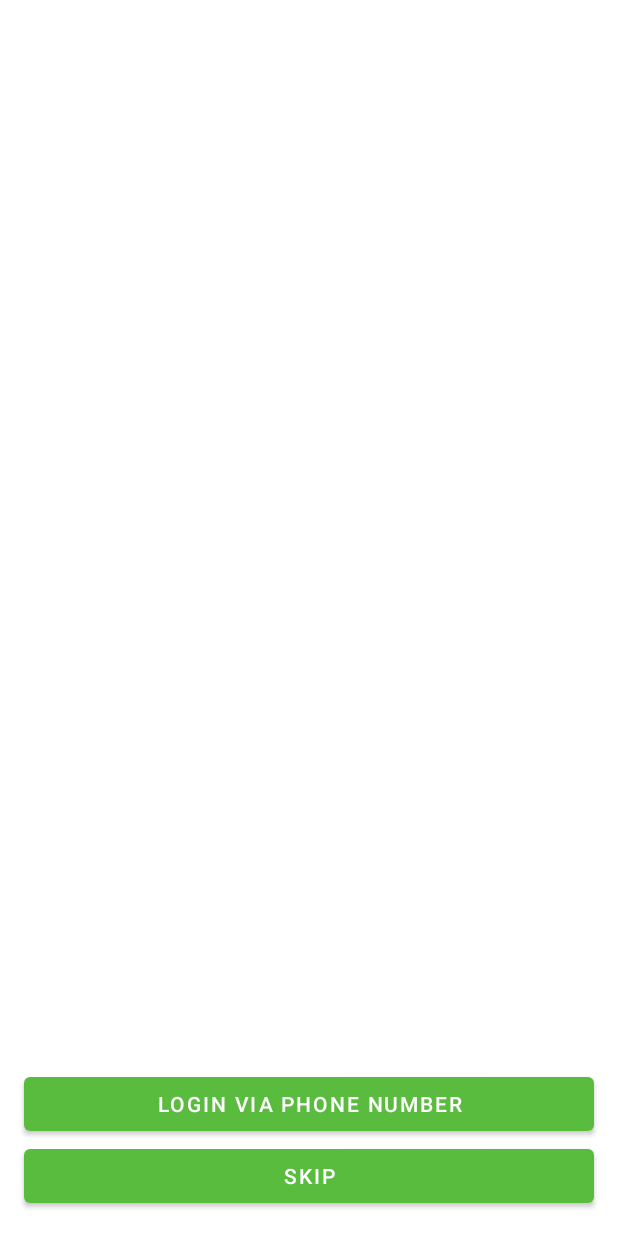
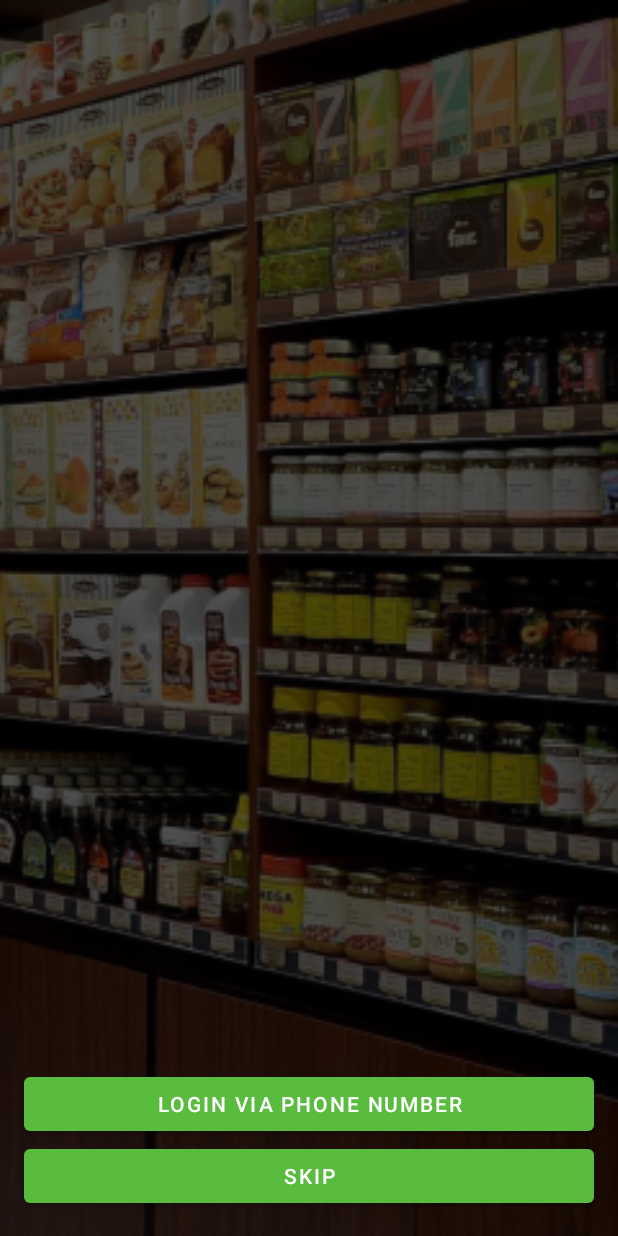
Before and after one commit to thanhnd/GroveCRM_Android, an Android app: the layout activity_login.xml on its own in the app's theme, with its tools: preview values and no code run, on a phone screen of 412 x 824 dp. Run offline under Robolectric (Android 15) with nearby library versions, the phone set to English and light mode, and no system bars.

Commit message:
Update login

```diff
--- a/app/src/main/AndroidManifest.xml
+++ b/app/src/main/AndroidManifest.xml
@@ -31,7 +31,8 @@
             android:label="@string/title_activity_opt" />
         <activity android:name=".ui.main.MainActivity"
             android:theme="@style/Theme.QuynhLamRyan.NoActionBar"/>
-        <activity android:name=".LoginActivity" />
+        <activity android:name=".LoginActivity"
+            android:theme="@style/Theme.QuynhLamRyan.NoActionBar"/>
         <activity
             android:name=".ui.inputPhone.InputPhoneActivity"
             android:label="@string/title_activity_input_phone" />
--- a/app/src/main/java/com/quynhlamryan/crm/ui/main/MainActivity.kt
+++ b/app/src/main/java/com/quynhlamryan/crm/ui/main/MainActivity.kt
@@ -21,7 +21,6 @@ import com.quynhlamryan.crm.ui.transaction.TransactionActivity
 import com.quynhlamryan.crm.utils.AccountManager
 import io.github.luizgrp.sectionedrecyclerviewadapter.SectionedRecyclerViewAdapter
 import kotlinx.android.synthetic.main.activity_main.*
-
 
 class MainActivity : AppCompatActivity() {
     lateinit var mainActivityViewModel: MainActivityViewModel
--- a/app/src/main/java/com/quynhlamryan/crm/ui/setting/SettingActivity.kt
+++ b/app/src/main/java/com/quynhlamryan/crm/ui/setting/SettingActivity.kt
@@ -1,6 +1,7 @@
 package com.quynhlamryan.crm.ui.setting
 
 import android.content.Intent
+import android.content.Intent.FLAG_ACTIVITY_CLEAR_TOP
 import android.os.Bundle
 import androidx.appcompat.app.AppCompatActivity
 import androidx.lifecycle.Observer
@@ -8,6 +9,7 @@ import androidx.lifecycle.ViewModelProvider
 import com.bumptech.glide.Glide
 import com.quynhlamryan.crm.LoginActivity
 import com.quynhlamryan.crm.R
+import com.quynhlamryan.crm.data.ApiClient
 import com.quynhlamryan.crm.data.model.Account
 import com.quynhlamryan.crm.ui.browser.BrowserActivity
 import com.quynhlamryan.crm.ui.profile.ProfileActivity
@@ -63,8 +65,9 @@ class SettingActivity : AppCompatActivity() {
 
         btnLogOut.setOnClickListener {
             AccountManager.logout()
+            ApiClient.lazyMgr.reset()
             val intent = Intent(applicationContext, LoginActivity::class.java)
-            intent.addFlags(Intent.FLAG_ACTIVITY_CLEAR_TOP)
+            intent.flags = Intent.FLAG_ACTIVITY_NEW_TASK or Intent.FLAG_ACTIVITY_CLEAR_TASK or FLAG_ACTIVITY_CLEAR_TOP
             startActivity(intent)
         }
     }
--- a/app/src/main/java/com/quynhlamryan/crm/utils/AccountManager.kt
+++ b/app/src/main/java/com/quynhlamryan/crm/utils/AccountManager.kt
@@ -35,6 +35,7 @@ object AccountManager {
 
     fun logout() {
         account = null
+        token = null
         config = null
         accountCode = null
     }
--- a/app/src/main/res/layout/activity_login.xml
+++ b/app/src/main/res/layout/activity_login.xml
@@ -5,6 +5,20 @@
     android:layout_width="match_parent"
     android:layout_height="match_parent"
     tools:context=".LoginActivity">
+    <ImageView
+        android:layout_width="match_parent"
+        android:layout_height="match_parent"
+        android:src="@drawable/login_bg"
+        android:background="@color/black"
+        android:scaleType="centerCrop">
+    </ImageView>
+    <ImageView
+        android:layout_width="match_parent"
+        android:layout_height="match_parent"
+        android:background="@color/black"
+        app:tint="@color/black">
+    </ImageView>
+
     <Button
         android:id="@+id/btnLogin"
         android:layout_width="match_parent"
```
Also changed, not shown: app/src/main/res/drawable-hdpi/login_bg.png (added), app/src/main/res/drawable-mdpi/login_bg.png (added), app/src/main/res/drawable-xhdpi/login_bg.png (added), app/src/main/res/drawable-xxhdpi/login_bg.png (added).
